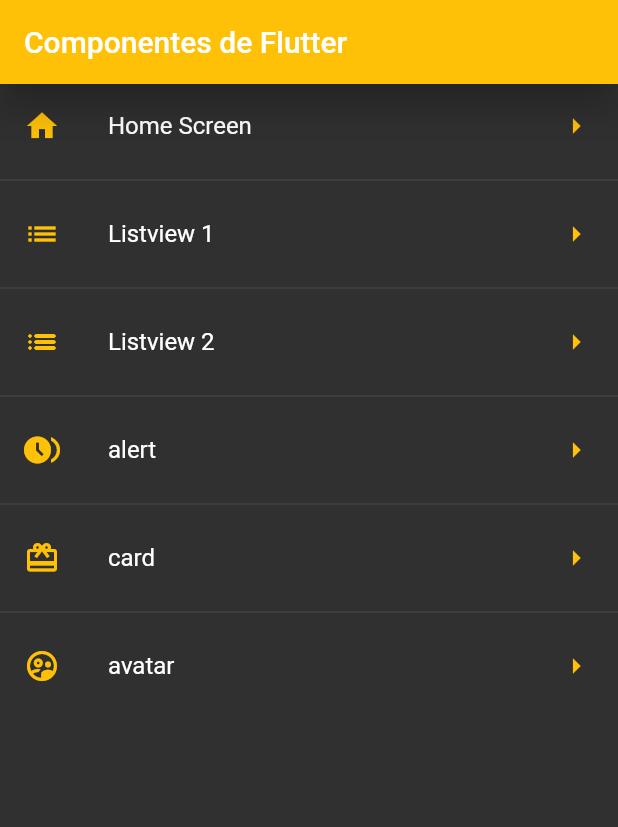
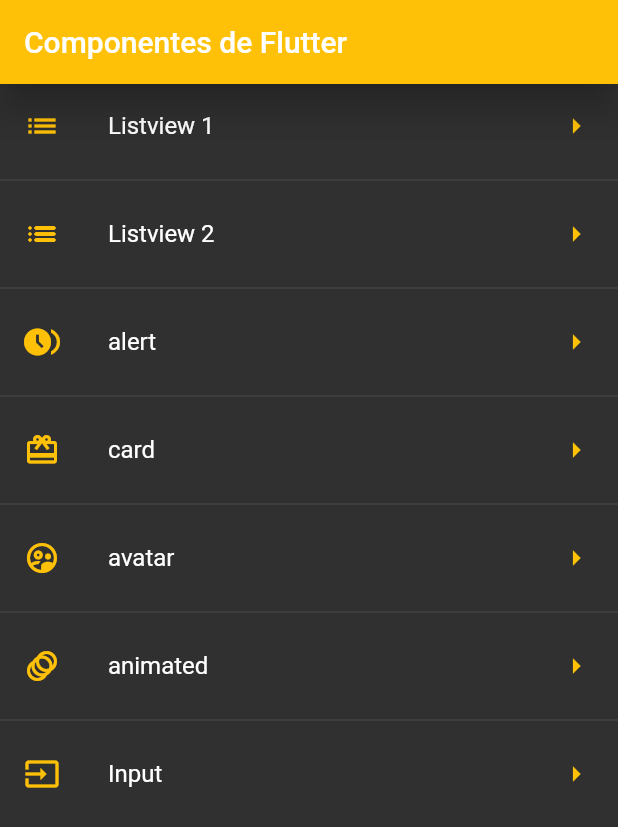
Before and after one commit to AlexanderMendivil/flutter_components, a Flutter app: the screen it shows after launch, on a phone screen of 412 x 824 dp. Shown: the top 827 px of the screen. Run offline on Flutter 3.47's test engine with Material 2 defaults, Android fonts, the phone set to English and light mode, and no system bars.

Commit message:
input screen

```diff
--- a/lib/router/app_routes.dart
+++ b/lib/router/app_routes.dart
@@ -6,22 +6,24 @@ class AppRoutes{
   static const initialRoute = "home";
 
   static final menuOptions = <MenuOption>[
-MenuOption(route: 'home', icon: Icons.home, name: 'Home Screen', screen: const HomeScreen()),
 MenuOption(route: 'listview1', icon: Icons.list, name: 'Listview 1', screen: const Listview1Screen()),
 MenuOption(route: 'listview2', icon: Icons.list_rounded, name: 'Listview 2', screen: const Listview2Screen()),
 MenuOption(route: 'alert', icon: Icons.browse_gallery, name: 'alert', screen: const AlertScreen()),
 MenuOption(route: 'card', icon: Icons.card_giftcard, name: 'card', screen: const CardScreen()),
 MenuOption(route: 'avatar', icon: Icons.supervised_user_circle_outlined, name: 'avatar', screen: const AvatarScreen()),
+MenuOption(route: 'animated', icon: Icons.animation, name: 'animated', screen: const AnimatedScreen()),
+MenuOption(route: 'Inputs', icon: Icons.input, name: 'Input', screen: const InputsScreen()),
   ];
 
 
   static Map<String, Widget Function(BuildContext)> getAppRoutes(){
-    Map<String, Widget Function(BuildContext)> AppRoutes = {};
+    Map<String, Widget Function(BuildContext)> appRoutes = {};
 
+      appRoutes.addAll({'home': (BuildContext context) => const HomeScreen() });
     for (var option in menuOptions) {
-      AppRoutes.addAll({option.route: (BuildContext context) => option.screen });
+      appRoutes.addAll({option.route: (BuildContext context) => option.screen });
     }
-    return AppRoutes;
+    return appRoutes;
   }
   // static Map<String, Widget Function(BuildContext)> routes = {
   //       'HomeScreen': (BuildContext context) => const HomeScreen(),
--- a/lib/screens/screens.dart
+++ b/lib/screens/screens.dart
@@ -1,6 +1,8 @@
 export 'package:fl_components/screens/alert_screen.dart';
+export 'package:fl_components/screens/animated_screen.dart';
 export 'package:fl_components/screens/avatar_screen.dart';
 export 'package:fl_components/screens/card_screen.dart';
 export 'package:fl_components/screens/home_screen.dart';
+export 'package:fl_components/screens/inputs_screen.dart';
 export 'package:fl_components/screens/listview1_screen.dart';
 export 'package:fl_components/screens/listview2_screen.dart';
```
Also changed, not shown: lib/screens/animated_screen.dart (added, +61 -0 lines), lib/screens/inputs_screen.dart (added, +48 -0 lines).
